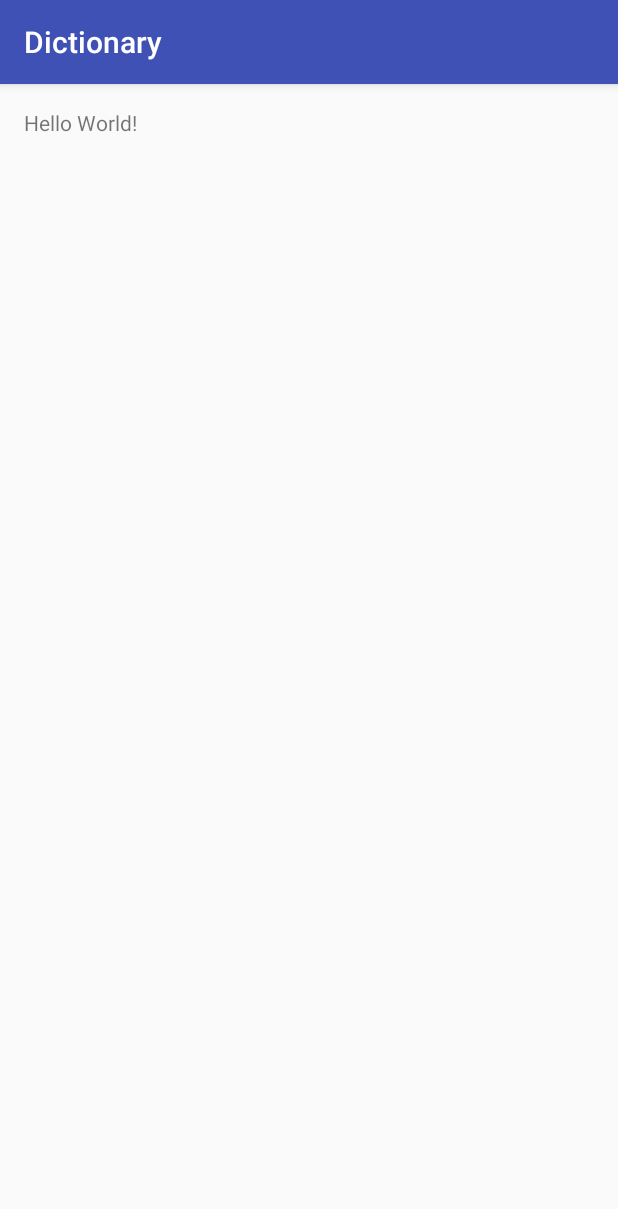
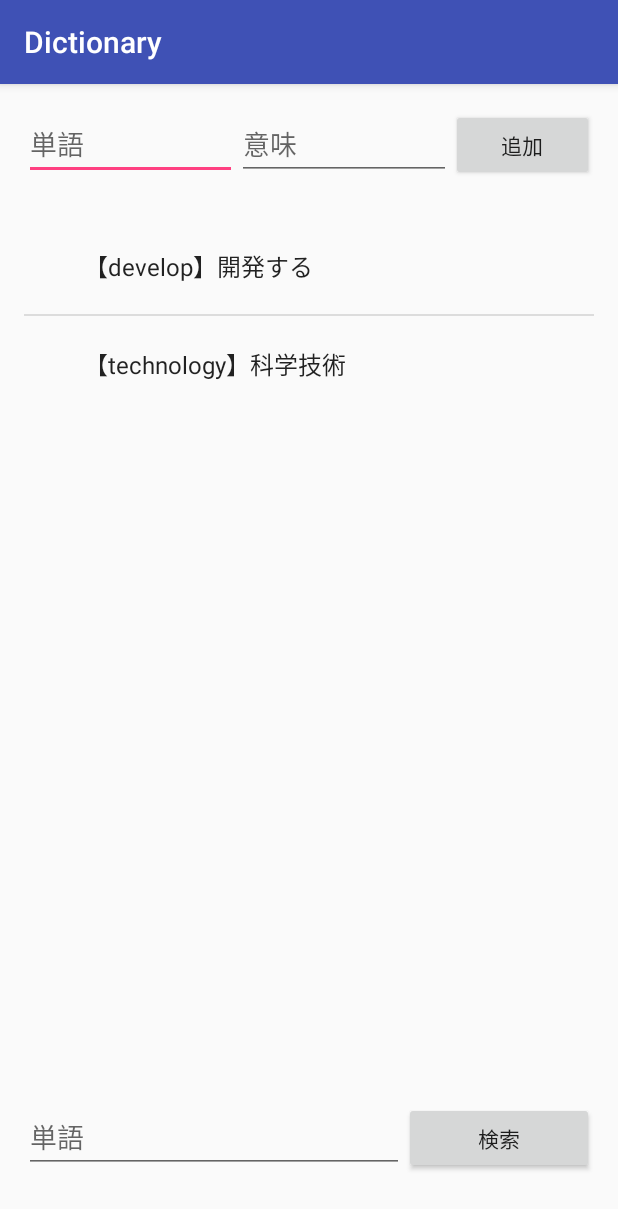
Before and after one commit to Masagotty/Dictionary, an Android app: the screen it shows after launch (MainActivity), on a phone screen of 412 x 824 dp. Shown: the top 1209 px of the screen. Run offline under Robolectric (Android 15) with nearby library versions, the phone set to English and light mode, and no system bars.

```diff
--- a/app/src/main/AndroidManifest.xml
+++ b/app/src/main/AndroidManifest.xml
@@ -8,7 +8,8 @@
         android:label="@string/app_name"
         android:supportsRtl="true"
         android:theme="@style/AppTheme">
-        <activity android:name=".MainActivity">
+        <activity android:name=".MainActivity"
+            android:windowSoftInputMode="adjustPan">
             <intent-filter>
                 <action android:name="android.intent.action.MAIN" />
 
--- a/app/src/main/java/android/lifeistech/com/dictionary/MainActivity.java
+++ b/app/src/main/java/android/lifeistech/com/dictionary/MainActivity.java
@@ -1,13 +1,95 @@
 package android.lifeistech.com.dictionary;
 
+import android.content.SharedPreferences;
 import android.support.v7.app.AppCompatActivity;
 import android.os.Bundle;
+import android.view.View;
+import android.widget.ArrayAdapter;
+import android.widget.EditText;
+import android.widget.ListView;
+import android.widget.Toast;
+
+import java.util.HashMap;
+import java.util.TreeSet;
 
 public class MainActivity extends AppCompatActivity {
+
+    ListView listView;
+    ArrayAdapter<String> adapter;
+
+    EditText wordEditText;
+    EditText meanEditText;
+    EditText searchWordEditText;
+
+    HashMap<String, String> hashMap;
+    TreeSet<String> wordSet;
+    SharedPreferences pref;
+    SharedPreferences.Editor editor;
 
     @Override
     protected void onCreate(Bundle savedInstanceState) {
         super.onCreate(savedInstanceState);
         setContentView(R.layout.activity_main);
+
+        listView = (ListView)findViewById(R.id.listView);
+        wordEditText = (EditText) findViewById(R.id.word);
+        meanEditText = (EditText) findViewById(R.id.mean);
+        searchWordEditText = (EditText) findViewById(R.id.searchWord);
+
+        adapter = new ArrayAdapter<>(this, android.R.layout.simple_expandable_list_item_1);
+        this.hashMap = new HashMap<>();
+        wordSet = new TreeSet<String>();
+        pref = getSharedPreferences("dictionary", MODE_PRIVATE);
+        editor = pref.edit();
+
+        editor.putString("technology", "科学技術");
+        editor.putString("develop", "開発する");
+        editor.commit();
+
+        wordSet.add("technology");
+        wordSet.add("develop");
+
+        wordSet.addAll(pref.getStringSet("wordSet", wordSet));
+
+        for (String word : wordSet) {
+            this.hashMap.put(word, pref.getString(word, null));
+
+            adapter.add("【" + word + "】" + pref.getString(word, null));
+        }
+
+        listView.setAdapter(adapter);
+
+    }
+
+    public void add (View v) {
+        String entryWord = wordEditText.getText().toString();
+        String entryMean = meanEditText.getText().toString();
+        String entryObject = "【" + entryWord + "】" + entryMean;
+
+        wordSet.add(entryWord);
+        editor.putString(entryWord, entryMean);
+        editor.putStringSet("wordSet", wordSet);
+
+        editor.commit();
+        adapter.add(entryObject);
+
+    }
+
+    public void search(View v) {
+        String searchWord = searchWordEditText.getText().toString();
+
+        wordSet.addAll(pref.getStringSet("wordSet", wordSet));
+
+        for (String word : wordSet) {
+            hashMap.put(word, pref.getString(word, null));
+        }
+
+        if (hashMap.containsKey(searchWord)) {
+            Toast.makeText(this, hashMap.get(searchWord), Toast.LENGTH_LONG).show();
+        } else {
+            Toast.makeText(this, "この単語は登録されていません", Toast.LENGTH_LONG).show();
+        }
+
+
     }
 }
--- a/app/src/main/res/layout/activity_main.xml
+++ b/app/src/main/res/layout/activity_main.xml
@@ -9,8 +9,77 @@
     android:paddingTop="@dimen/activity_vertical_margin"
     tools:context="android.lifeistech.com.dictionary.MainActivity">
 
-    <TextView
-        android:layout_width="wrap_content"
-        android:layout_height="wrap_content"
-        android:text="Hello World!" />
+    <LinearLayout
+        android:orientation="vertical"
+        android:layout_width="match_parent"
+        android:layout_height="match_parent">
+
+        <LinearLayout
+            android:orientation="horizontal"
+            android:layout_width="match_parent"
+            android:layout_height="0dp"
+            android:layout_weight="1">
+
+            <EditText
+                android:layout_width="0dp"
+                android:layout_height="wrap_content"
+                android:id="@+id/word"
+                android:layout_weight="3"
+                android:hint="単語"
+                android:singleLine="true" />
+
+            <EditText
+                android:layout_width="0dp"
+                android:layout_height="wrap_content"
+                android:id="@+id/mean"
+                android:layout_weight="3"
+                android:hint="意味"
+                android:singleLine="true" />
+
+            <Button
+                android:layout_width="0dp"
+                android:layout_height="wrap_content"
+                android:text="追加"
+                android:id="@+id/button"
+                android:layout_weight="2"
+                android:onClick="add" />
+
+        </LinearLayout>
+
+        <LinearLayout
+            android:orientation="vertical"
+            android:layout_width="match_parent"
+            android:layout_height="0dp"
+            android:layout_weight="8">
+
+            <ListView
+                android:layout_width="wrap_content"
+                android:layout_height="wrap_content"
+                android:id="@+id/listView" />
+        </LinearLayout>
+
+        <LinearLayout
+            android:orientation="horizontal"
+            android:layout_width="match_parent"
+            android:layout_height="0dp"
+            android:layout_weight="1">
+
+            <EditText
+                android:layout_width="0dp"
+                android:layout_height="wrap_content"
+                android:id="@+id/searchWord"
+                android:layout_weight="2"
+                android:hint="単語"
+                android:singleLine="true" />
+
+            <Button
+                android:layout_width="0dp"
+                android:layout_height="wrap_content"
+                android:text="検索"
+                android:id="@+id/searchButton"
+                android:layout_weight="1"
+                android:onClick="search" />
+        </LinearLayout>
+
+    </LinearLayout>
 </RelativeLayout>
```
